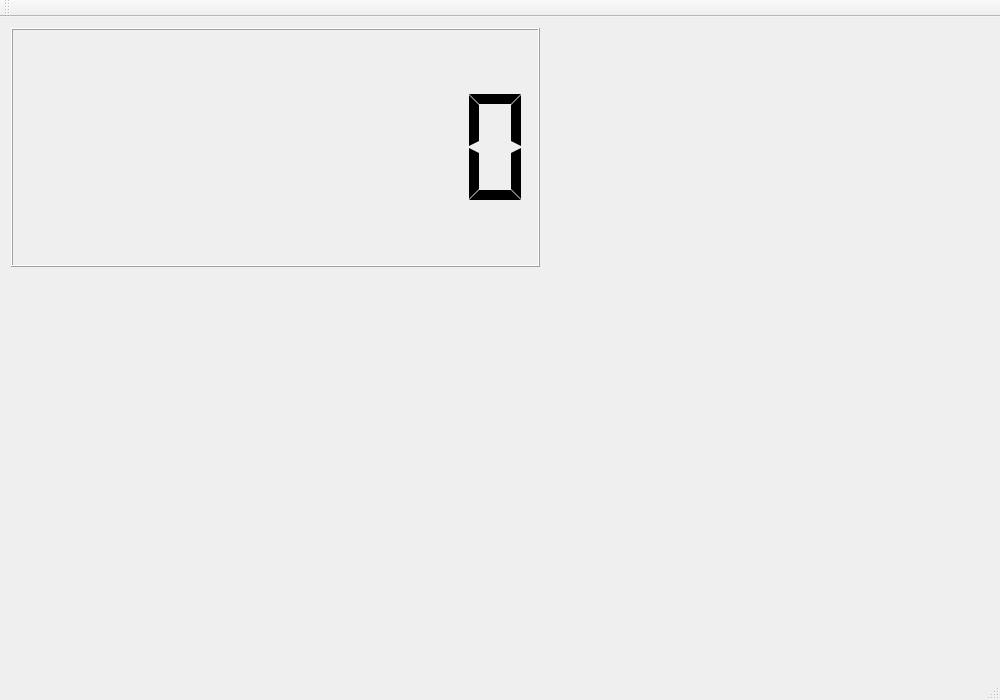
internetscooter/Vespa-Labs, file SCII/sciimainwindow.ui: the form before one commit.
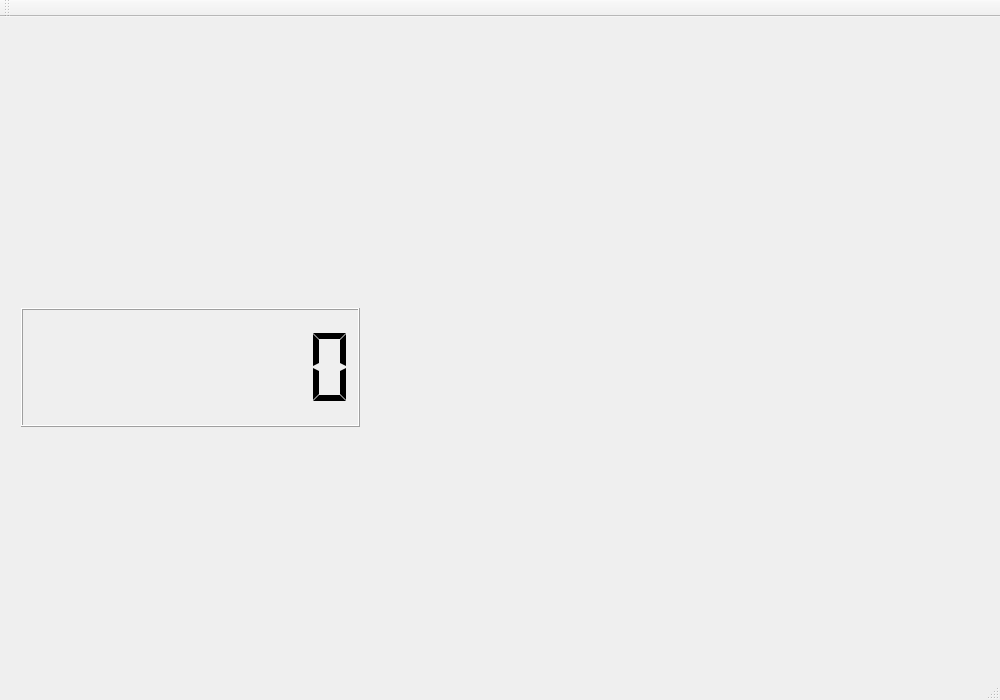
The form after the commit. Custom widgets are drawn as their Qt base class.

Commit message: Added Qt Widget Speedometer (not yet working)

```diff
--- a/SCII/sciimainwindow.ui
+++ b/SCII/sciimainwindow.ui
@@ -17,10 +17,10 @@
    <widget class="QWidget" name="verticalLayoutWidget">
     <property name="geometry">
      <rect>
-      <x>0</x>
-      <y>0</y>
-      <width>551</width>
-      <height>261</height>
+      <x>10</x>
+      <y>280</y>
+      <width>361</width>
+      <height>141</height>
      </rect>
     </property>
     <layout class="QVBoxLayout" name="verticalLayout">
@@ -39,6 +39,28 @@
      </item>
     </layout>
    </widget>
+   <widget class="QtSvgDialGauge" name="svgSpeedometer" native="true">
+    <property name="geometry">
+     <rect>
+      <x>390</x>
+      <y>100</y>
+      <width>651</width>
+      <height>581</height>
+     </rect>
+    </property>
+    <property name="toolTip">
+     <string>An SVG button widget.</string>
+    </property>
+    <property name="whatsThis">
+     <string>An SVG button widget.</string>
+    </property>
+    <property name="skin" stdset="0">
+     <string>Tachometer</string>
+    </property>
+    <property name="maximum" stdset="0">
+     <number>10</number>
+    </property>
+   </widget>
   </widget>
   <widget class="QMenuBar" name="menuBar">
    <property name="geometry">
@@ -61,6 +83,13 @@
   <widget class="QStatusBar" name="statusBar"/>
  </widget>
  <layoutdefault spacing="6" margin="11"/>
+ <customwidgets>
+  <customwidget>
+   <class>QtSvgDialGauge</class>
+   <extends>QWidget</extends>
+   <header location="global">QtSvgDialGauge</header>
+  </customwidget>
+ </customwidgets>
  <resources/>
  <connections/>
 </ui>
```
The commit also changes 2 other files.
